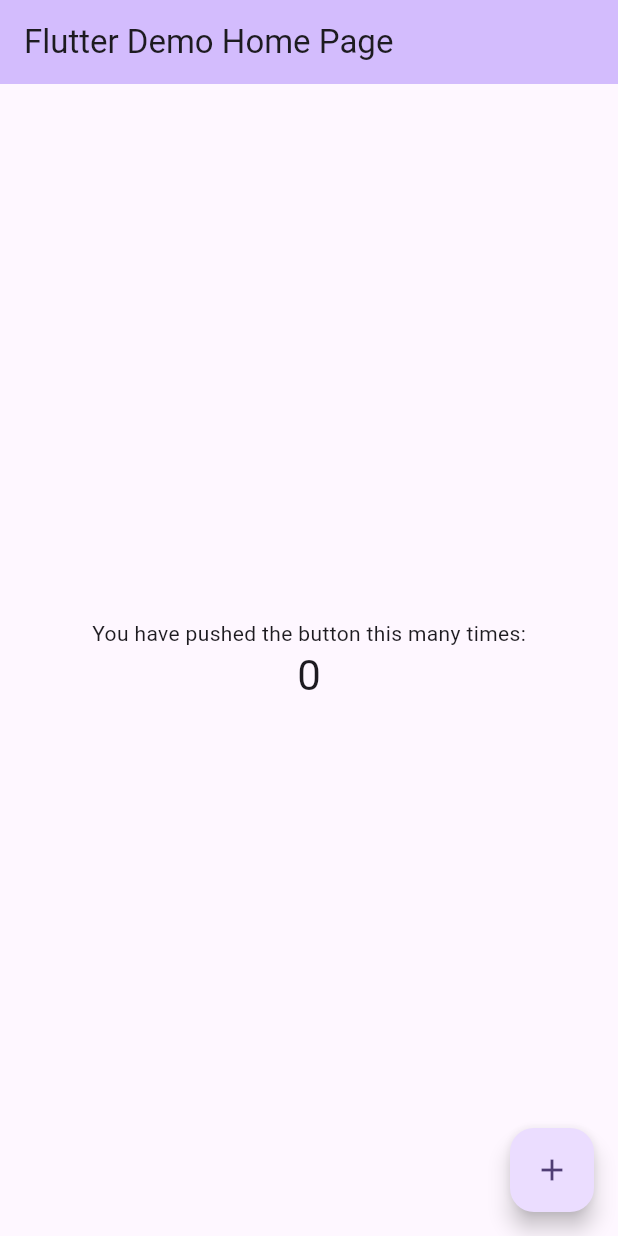
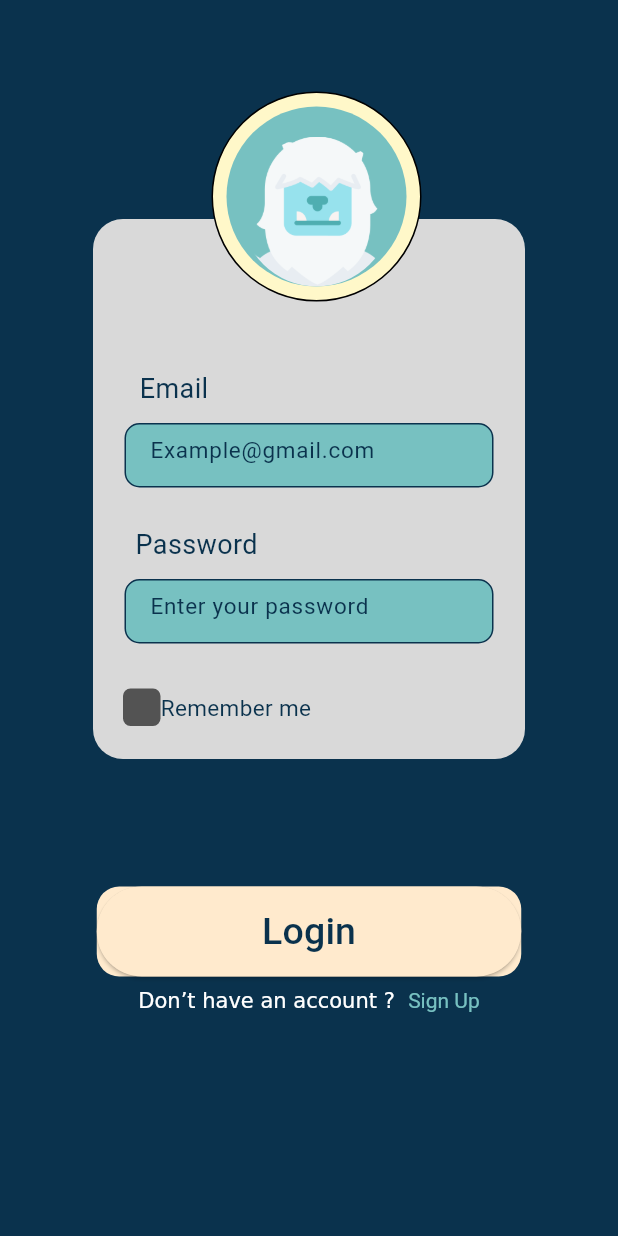
Before and after one commit to maryamalbaba/managing_progect, a Flutter app: the screen it shows after launch, on a phone screen of 412 x 824 dp. Run offline on Flutter 3.47's test engine with Material 3 defaults, Android fonts, the phone set to English and light mode, and no system bars; our stand-ins replace bloc, dio, flutter_bloc; accounts and stored records are empty.

Commit message:
login bloc and ui

```diff
--- /dev/null
+++ b/lib/core/domain/models/login_model.dart
@@ -0,0 +1,54 @@
+// ignore_for_file: public_member_api_docs, sort_constructors_first
+import 'dart:convert';
+
+class LoginModel {
+String email;
+String password;
+  LoginModel({
+    required this.email,
+    required this.password,
+  });
+
+  LoginModel copyWith({
+    String? email,
+    String? password,
+  }) {
+    return LoginModel(
+      email: email ?? this.email,
+      password: password ?? this.password,
+    );
+  }
+
+  Map<String, dynamic> toMap() {
+    return <String, dynamic>{
+      'email': email,
+      'password': password,
+    };
+  }
+
+  factory LoginModel.fromMap(Map<String, dynamic> map) {
+    return LoginModel(
+      email: map['email'] as String,
+      password: map['password'] as String,
+    );
+  }
+
+  String toJson() => json.encode(toMap());
+
+  factory LoginModel.fromJson(String source) => LoginModel.fromMap(json.decode(source) as Map<String, dynamic>);
+
+  @override
+  String toString() => 'LoginModel(email: $email, password: $password)';
+
+  @override
+  bool operator ==(covariant LoginModel other) {
+    if (identical(this, other)) return true;
+
+    return
+      other.email == email &&
+      other.password == password;
+  }
+
+  @override
+  int get hashCode => email.hashCode ^ password.hashCode;
+}
--- /dev/null
+++ b/lib/core/domain/service/login_service.dart
@@ -0,0 +1,15 @@
+import 'package:dio/dio.dart';
+import 'package:progectmanaging/core/domain/models/login_model.dart';
+
+ Future<bool>Login_Service(LoginModel user)async{
+
+Dio dio=Dio();
+Response response= await dio.post("https://projects-management-system.onrender.com/v1/auth/register");
+
+if(response.statusCode==200){
+  return true;
+}else{
+  return false;
+}
+
+}
--- /dev/null
+++ b/lib/core/resources/colors/mycolor.dart
@@ -0,0 +1,4 @@
+import 'package:flutter/cupertino.dart';
+
+Color accent=Color(0xff77C1C1);
+Color whitegray=Color(0xff535353);
--- /dev/null
+++ b/lib/core/resources/components/myWidget.dart
@@ -0,0 +1,102 @@
+// ignore_for_file: public_member_api_docs, sort_constructors_first
+import 'package:flutter/cupertino.dart';
+import 'package:flutter/material.dart';
+
+import 'package:progectmanaging/core/resources/colors/mycolor.dart';
+
+class CircleBear extends StatelessWidget {
+  CircleBear({super.key});
+
+  @override
+  Widget build(BuildContext context) {
+    return Center(
+        child: Container(
+      width: 140,
+      height: 140,
+      decoration: BoxDecoration(
+        border: Border.all(width: 1),
+        color: Color(0xFFFFF8C9),
+        shape: BoxShape.circle,
+      ),
+      child: Center(
+        child: Container(
+          width: 120,
+          height: 120,
+          decoration: BoxDecoration(
+            color: Color(0xFF77C1C1),
+            shape: BoxShape.circle,
+          ),
+          child: Center(
+            child: Padding(
+              padding: EdgeInsets.only(top: 20),
+              child: Container(
+                  // color: Color(0xFF77C1C1),
+                  width: 130,
+                  decoration: BoxDecoration(
+                      shape: BoxShape.circle,
+                      image: DecorationImage(
+                          image: AssetImage("assets/head.png")))),
+            ),
+          ),
+        ),
+      ),
+    ));
+  }
+}
+
+class MyRichText extends StatelessWidget {
+  const MyRichText({
+    Key? key,
+    required this.text1,
+    required this.text2,
+  }) : super(key: key);
+  final String text1;
+  final String text2;
+
+  @override
+  Widget build(BuildContext context) {
+    return Padding(
+      padding: const EdgeInsets.all(8.0),
+      child: Align(
+        alignment: Alignment.center,
+        child: RichText(
+          text: TextSpan(
+            text: text1,
+            children: [
+              TextSpan(text: text2, style: TextStyle(color: accent)),
+            ],
+          ),
+        ),
+      ),
+    );
+  }
+}
+
+class MyTextField extends StatelessWidget {
+  MyTextField({
+    Key? key,
+    required this.HintText,
+    required this.controller,
+  }) : super(key: key);
+final String HintText;
+final  TextEditingController controller;
+  @override
+  Widget build(BuildContext context) {
+    return Container(
+      height: 43,
+      width: 246,
+      decoration: BoxDecoration(
+          border: Border.all(color: const Color(0xff0A324D)),
+          borderRadius: const BorderRadius.all(
+            Radius.circular(10),
+          ),
+          color: Color(0xff77C1C1)),
+      child: TextField(
+        decoration:  InputDecoration(
+            hintText: HintText,
+            hintStyle: TextStyle(color: Color(0xff0A324D), fontSize: 15),
+            border: OutlineInputBorder(borderSide: BorderSide.none)),
+      ),
+    );
+  }
+}
--- /dev/null
+++ b/lib/feature/auth/loginorder/bloc/login_bloc.dart
@@ -0,0 +1,21 @@
+import 'package:bloc/bloc.dart';
+import 'package:meta/meta.dart';
+import 'package:progectmanaging/core/domain/models/login_model.dart';
+import 'package:progectmanaging/core/domain/service/login_service.dart';
+
+part 'login_event.dart';
+part 'login_state.dart';
+
+class LoginBloc extends Bloc<LoginEvent, LoginState> {
+  LoginBloc() : super(LoginInitial()) {
+    on<SendLogin>((event, emit) async{
+     var response=await Login_Service(event.user);
+     if(response){
+      emit(LoginSuccees());
+     }
+     else{emit(LoginErorr());
+
+     }
+    });
+  }
+}
--- /dev/null
+++ b/lib/feature/auth/loginorder/bloc/login_event.dart
@@ -0,0 +1,15 @@
+// ignore_for_file: public_member_api_docs, sort_constructors_first
+part of 'login_bloc.dart';
+
+@immutable
+sealed class LoginEvent {
+
+
+}
+class SendLogin extends LoginEvent {
+LoginModel user;
+  SendLogin({
+    required this.user,
+  });
+
+}
--- /dev/null
+++ b/lib/feature/auth/loginorder/bloc/login_state.dart
@@ -0,0 +1,8 @@
+part of 'login_bloc.dart';
+
+@immutable
+sealed class LoginState {}
+
+final class LoginInitial extends LoginState {}
+final class LoginSuccees extends LoginState {}
+final class LoginErorr extends LoginState {}
--- /dev/null
+++ b/lib/feature/auth/loginorder/viewlogin.dart
@@ -0,0 +1,160 @@
+import 'package:flutter/cupertino.dart';
+import 'package:flutter/material.dart';
+import 'package:flutter/widgets.dart';
+import 'package:flutter_bloc/flutter_bloc.dart';
+import 'package:progectmanaging/core/domain/models/login_model.dart';
+import 'package:progectmanaging/core/resources/components/myWidget.dart';
+import 'package:progectmanaging/feature/auth/loginorder/bloc/login_bloc.dart';
+import 'package:progectmanaging/feature/auth/loginorder/signup_view.dart';
+TextEditingController emailcontroller=TextEditingController();
+TextEditingController passwordcontroller=TextEditingController();
+
+
+
+class LoginView extends StatelessWidget {
+  @override
+  Widget build(BuildContext context) {
+    return BlocProvider(
+      create: ( context) =>LoginBloc(),
+      child: Scaffold(
+        backgroundColor: Color(0xff0A324D),
+        body: Column(
+          mainAxisAlignment: MainAxisAlignment.center,
+          //  crossAxisAlignment: CrossAxisAlignment.center,
+          children: [
+            SizedBox(
+              width: 400,
+              child: Stack(clipBehavior: Clip.none, children: [
+                Padding(
+                  padding: const EdgeInsets.all(5),
+                  child: Align(alignment: Alignment.center,
+                    child: Container(
+                      width: 288,
+                      height: 360,
+                      decoration: BoxDecoration(
+                        borderRadius: BorderRadius.all(
+                          Radius.circular(20),
+                        ),
+                        color: Color(0xffD9D9D9),
+                        // image: DecorationImage(
+                        //     image: AssetImage('assets/Intersect.png')),
+                      ),
+                      child: Align(
+                        alignment: Alignment.center,
+                        child: Column(
+                          children: [
+                            SizedBox(
+                              height: 100,
+                            ),
+                            Padding(
+                              padding: const EdgeInsets.only(right: (180)),
+                              child: Text(
+                                'Email',
+                                style: TextStyle(
+                                    color: Color(0xff0A324D), fontSize: 18),
+                              ),
+                            ),
+                            SizedBox(
+                              height: 10,
+                            ),
+                           ///////////////
+                           MyTextField(HintText: "Example@gmail.com", controller: emailcontroller)
+                            ,SizedBox(
+                              height: 25,
+                            ),
+                            Padding(
+                              padding: const EdgeInsets.only(right: 150),
+                              child: Text(
+                                'Password',
+                                style: TextStyle(
+                                    color: Color(0xff0A324D), fontSize: 18),
+                              ),
+                            ),
+                            SizedBox(
+                              height: 10,
+                            ),
+        MyTextField(HintText: "Enter your password", controller: emailcontroller)
+                            ,SizedBox(
+                              height: 30,
+                            ),
+                            Row(
+                              children: [
+                                InkWell(
+                                  onTap: () {
+                                    Icon(
+                                      Icons.check,
+                                      color: Colors.black,
+                                    );
+                                  },
+                                  child: Padding(
+                                    padding: const EdgeInsets.only(left: 20),
+                                    child: Container(
+                                      width: 25,
+                                      height: 25,
+                                      decoration: BoxDecoration(
+                                          borderRadius: BorderRadius.all(
+                                            Radius.circular(5),
+                                          ),
+                                          color: Color(0xff535353)),
+                                    ),
+                                  ),
+                                ),
+
+                                Text(
+                                  'Remember me',
+                                  style: TextStyle(
+                                      color: Color(0xff0A324D), fontSize: 15),
+                                )
+                              ],
+                            ),
+                          ],
+                        ),
+                      ),
+                    ),
+                  ),
+                ),
+                Positioned(
+                  top: -80,
+                  left: 135,
+                  child: Align(
+                    alignment: Alignment.center,
+                    child: CircleBear()),
+                )
+              ]),
+            ),
+            SizedBox(
+              height: 80,
+            ),
+            Center(
+              child: Container(
+                width: 283,
+                height: 60,
+                decoration: BoxDecoration(
+                    borderRadius: BorderRadius.all(
+                      Radius.circular(15),
+                    ),
+                    color: Color(0xffFFEACD)),
+                child: ElevatedButton(
+                  style: ElevatedButton.styleFrom(
+                      backgroundColor: Color(0xffFFEACD)),
+                  onPressed: () {
+      context.read<LoginBloc>().add(SendLogin(user: LoginModel(email: emailcontroller.text, password: passwordcontroller.text ,
+
+
+      )));
+                    Navigator.push(context, MaterialPageRoute(builder: (context)=>SignupView()));
+                  },
+                  child: Text(
+                    'Login',
+                    style: TextStyle(color: Color(0xff0A324D), fontSize: 25),
+                  ),
+                ),
+              ),
+            ),
+             MyRichText(text1: "Don’t have an account ?  ", text2: "Sign Up")
+          ],
+        ),
+      ),
+    );
+  }
+}
--- a/lib/main.dart
+++ b/lib/main.dart
@@ -1,4 +1,5 @@
 import 'package:flutter/material.dart';
+import 'package:progectmanaging/feature/auth/loginorder/viewlogin.dart';
 
 void main() {
   runApp(const MyApp());
@@ -10,116 +11,10 @@
   // This widget is the root of your application.
   @override
   Widget build(BuildContext context) {
+
     return MaterialApp(
-      title: 'Flutter Demo',
-      theme: ThemeData(
-        // This is the theme of your application.
-        //
-        // TRY THIS: Try running your application with "flutter run". You'll see
-        // the application has a purple toolbar. Then, without quitting the app,
-        // try changing the seedColor in the colorScheme below to Colors.green
-        // and then invoke "hot reload" (save your changes or press the "hot
-        // reload" button in a Flutter-supported IDE, or press "r" if you used
-        // the command line to start the app).
-        //
-        // Notice that the counter didn't reset back to zero; the application
-        // state is not lost during the reload. To reset the state, use hot
-        // restart instead.
-        //
-        // This works for code too, not just values: Most code changes can be
-        // tested with just a hot reload.
-        colorScheme: ColorScheme.fromSeed(seedColor: Colors.deepPurple),
-        useMaterial3: true,
-      ),
-      home: const MyHomePage(title: 'Flutter Demo Home Page'),
-    );
+debugShowCheckedModeBanner: false,
+      home: LoginView(),
+      );
   }
 }
-
-class MyHomePage extends StatefulWidget {
-  const MyHomePage({super.key, required this.title});
-
-  // This widget is the home page of your application. It is stateful, meaning
-  // that it has a State object (defined below) that contains fields that affect
-  // how it looks.
-
-  // This class is the configuration for the state. It holds the values (in this
-  // case the title) provided by the parent (in this case the App widget) and
-  // used by the build method of the State. Fields in a Widget subclass are
-  // always marked "final".
-
-  final String title;
-
-  @override
-  State<MyHomePage> createState() => _MyHomePageState();
-}
-
-class _MyHomePageState extends State<MyHomePage> {
-  int _counter = 0;
-
-  void _incrementCounter() {
-    setState(() {
-      // This call to setState tells the Flutter framework that something has
-      // changed in this State, which causes it to rerun the build method below
-      // so that the display can reflect the updated values. If we changed
-      // _counter without calling setState(), then the build method would not be
-      // called again, and so nothing would appear to happen.
-      _counter++;
-    });
-  }
-
-  @override
-  Widget build(BuildContext context) {
-    // This method is rerun every time setState is called, for instance as done
-    // by the _incrementCounter method above.
-    //
-    // The Flutter framework has been optimized to make rerunning build methods
-    // fast, so that you can just rebuild anything that needs updating rather
-    // than having to individually change instances of widgets.
-    return Scaffold(
-      appBar: AppBar(
-        // TRY THIS: Try changing the color here to a specific color (to
-        // Colors.amber, perhaps?) and trigger a hot reload to see the AppBar
-        // change color while the other colors stay the same.
-        backgroundColor: Theme.of(context).colorScheme.inversePrimary,
-        // Here we take the value from the MyHomePage object that was created by
-        // the App.build method, and use it to set our appbar title.
-        title: Text(widget.title),
-      ),
-      body: Center(
-        // Center is a layout widget. It takes a single child and positions it
-        // in the middle of the parent.
-        child: Column(
-          // Column is also a layout widget. It takes a list of children and
-          // arranges them vertically. By default, it sizes itself to fit its
-          // children horizontally, and tries to be as tall as its parent.
-          //
-          // Column has various properties to control how it sizes itself and
-          // how it positions its children. Here we use mainAxisAlignment to
-          // center the children vertically; the main axis here is the vertical
-          // axis because Columns are vertical (the cross axis would be
-          // horizontal).
-          //
-          // TRY THIS: Invoke "debug painting" (choose the "Toggle Debug Paint"
-          // action in the IDE, or press "p" in the console), to see the
-          // wireframe for each widget.
-          mainAxisAlignment: MainAxisAlignment.center,
-          children: <Widget>[
-            const Text(
-              'You have pushed the button this many times:',
-            ),
-            Text(
-              '$_counter',
-              style: Theme.of(context).textTheme.headlineMedium,
-            ),
-          ],
-        ),
-      ),
-      floatingActionButton: FloatingActionButton(
-        onPressed: _incrementCounter,
-        tooltip: 'Increment',
-        child: const Icon(Icons.add),
-      ), // This trailing comma makes auto-formatting nicer for build methods.
-    );
-  }
-}
--- a/pubspec.yaml
+++ b/pubspec.yaml
@@ -35,6 +35,8 @@ dependencies:
   # The following adds the Cupertino Icons font to your application.
   # Use with the CupertinoIcons class for iOS style icons.
   cupertino_icons: ^1.0.6
+  dio: ^5.4.3+1
+  flutter_bloc: ^8.1.5
 
 dev_dependencies:
   flutter_test:
@@ -59,8 +61,8 @@ flutter:
   uses-material-design: true
 
   # To add assets to your application, add an assets section, like this:
-  # assets:
-  #   - images/a_dot_burr.jpeg
+  assets:
+    - assets/
   #   - images/a_dot_ham.jpeg
 
   # An image asset can refer to one or more resolution-specific "variants", see
```
Also changed, not shown: lib/feature/auth/loginorder/signup_view.dart (added, +167 -0 lines), assets/head.png (added), pubspec.lock.
